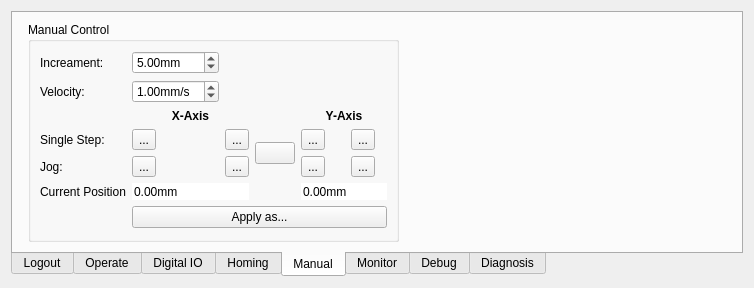
Qt form source/wnd/h2ops.ui (ww4u/mct-t4) before a commit.
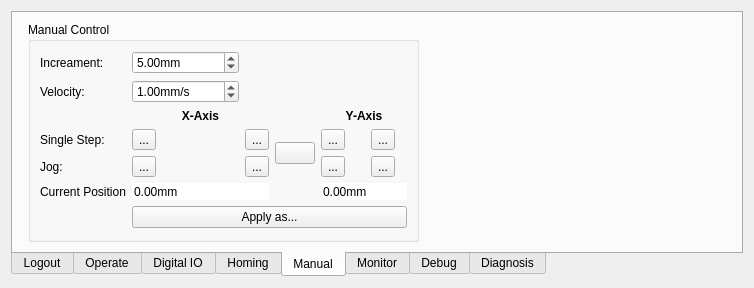
The same form after that commit. The open tabs and pages were chosen to show the change. Icons and pictures are not drawn. Custom widgets are drawn as their Qt base class.

```diff
--- a/source/wnd/h2ops.ui
+++ b/source/wnd/h2ops.ui
@@ -809,6 +809,12 @@
             <property name="suffix">
              <string>mm</string>
             </property>
+            <property name="decimals">
+             <number>2</number>
+            </property>
+            <property name="maximum">
+             <double>10000.000000000000000</double>
+            </property>
             <property name="value">
              <double>5.000000000000000</double>
             </property>
@@ -826,6 +832,12 @@
             <property name="suffix">
              <string>mm/s</string>
             </property>
+            <property name="minimum">
+             <double>0.010000000000000</double>
+            </property>
+            <property name="maximum">
+             <double>10000.000000000000000</double>
+            </property>
             <property name="value">
              <double>1.000000000000000</double>
             </property>
```
Left out of the diff: 2 changed lines with no effect on the pictures.
